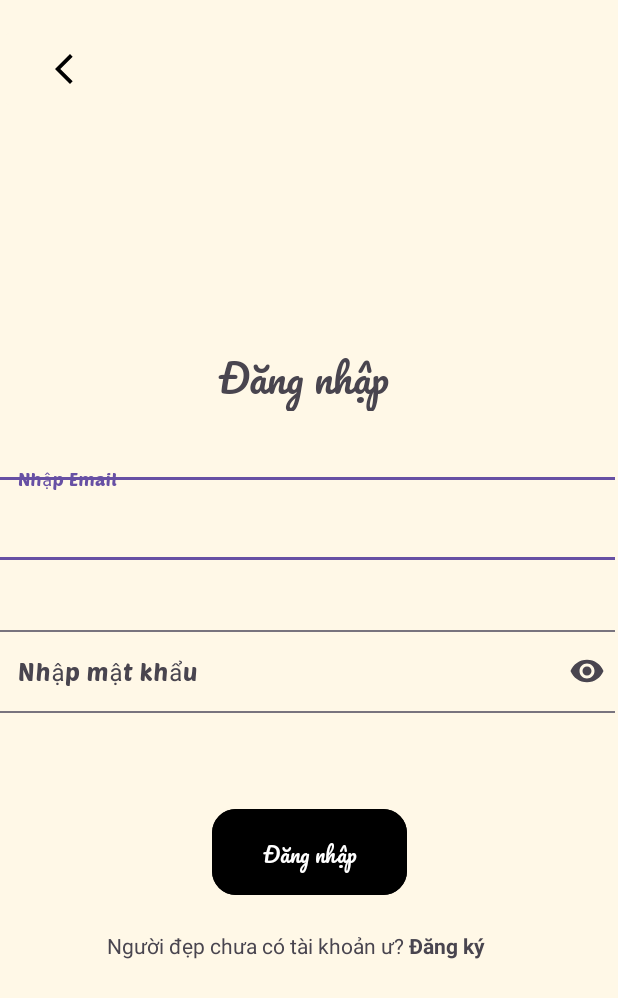
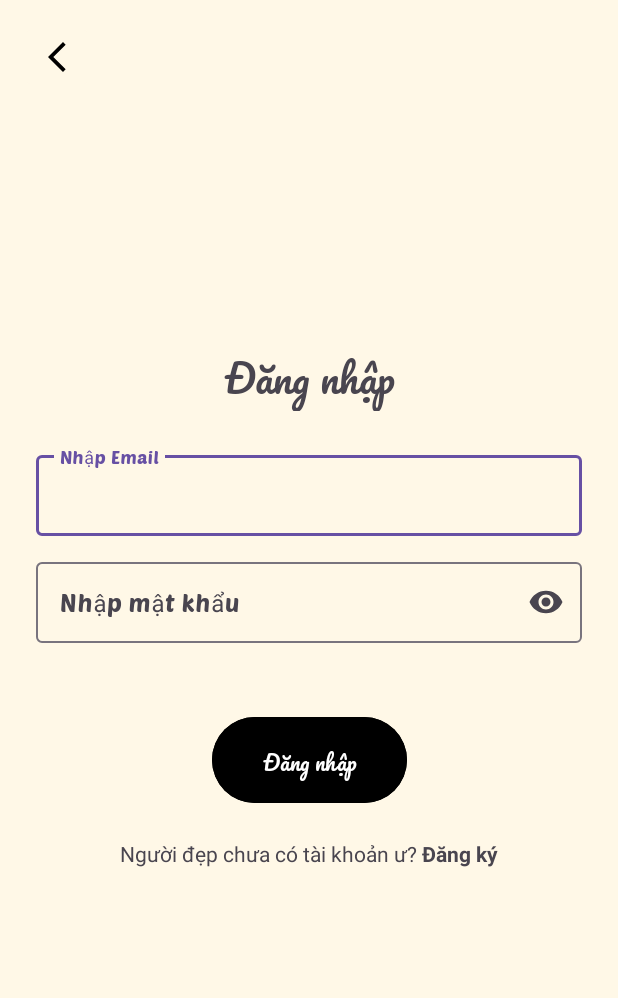
Before and after one commit to Deapo/TuThien, an Android app: the LoginActivity screen opened directly, with no data from a screen before it, on a phone screen of 412 x 824 dp. Shown: the top 998 px of the screen. Run offline under Robolectric (Android 15) with nearby library versions, the phone set to English and light mode, and no system bars; 1 statement that could not run was skipped.

Commit message:
Update login_screen.xml

```diff
--- a/app/src/main/res/layout/login_screen.xml
+++ b/app/src/main/res/layout/login_screen.xml
@@ -4,20 +4,16 @@
     xmlns:tools="http://schemas.android.com/tools"
     android:layout_width="match_parent"
     android:layout_height="match_parent"
-    android:background="@color/brownV1"
-    android:id="@+id/linkLogin">
-
+    android:background="@color/brownV1">
 
     <ImageButton
         android:id="@+id/arrowBack"
-        android:layout_width="85dp"
-        android:layout_height="60dp"
-        android:layout_marginTop="16dp"
+        android:layout_width="48dp"
+        android:layout_height="48dp"
+        android:layout_marginTop="14dp"
+        android:layout_marginStart="14dp"
         android:backgroundTint="@color/brownV1"
-
         android:src="@drawable/arrow_back_ios"
-        app:layout_constraintEnd_toEndOf="parent"
-        app:layout_constraintHorizontal_bias="0.0"
         app:layout_constraintStart_toStartOf="parent"
         app:layout_constraintTop_toTopOf="parent" />
 
@@ -28,10 +24,9 @@
         android:layout_marginTop="224dp"
         android:text="Đăng nhập"
         android:textAlignment="center"
-        android:textSize="26sp"
+        android:textSize="26dp"
         android:fontFamily="@font/pacifico_regular"
         app:layout_constraintEnd_toEndOf="parent"
-        app:layout_constraintHorizontal_bias="0.487"
         app:layout_constraintStart_toStartOf="parent"
         app:layout_constraintTop_toTopOf="parent" />
 
@@ -39,50 +34,44 @@
     <com.google.android.material.textfield.TextInputLayout
         android:id="@+id/textInputEmail"
         style="@style/Widget.MaterialComponents.TextInputLayout.OutlinedBox"
-        android:layout_width="410dp"
-        android:layout_height="90dp"
+        android:layout_width="0dp"
+        android:layout_height="wrap_content"
+        android:layout_marginStart="24dp"
         android:layout_marginTop="24dp"
-        android:gravity="center"
+        android:layout_marginEnd="24dp"
         android:hint="Nhập Email"
         app:layout_constraintEnd_toEndOf="parent"
-        app:layout_constraintHorizontal_bias="0.0"
         app:layout_constraintStart_toStartOf="parent"
         app:layout_constraintTop_toBottomOf="@+id/login">
 
         <com.google.android.material.textfield.TextInputEditText
             android:id="@+id/editTextEmail"
-            android:layout_width="420dp"
-            android:layout_height="55dp"
-            android:layout_marginTop="284dp"
+            android:layout_width="match_parent"
+            android:layout_height="wrap_content"
             android:fontFamily="@font/poetsenone_regular"
-            android:inputType="textEmailAddress"
-            app:layout_constraintEnd_toEndOf="parent"
-            app:layout_constraintHorizontal_bias="0.0"
-            app:layout_constraintStart_toStartOf="parent"
-            app:layout_constraintTop_toBottomOf="@+id/textInputEmail" />
+            android:inputType="textEmailAddress" />
 
     </com.google.android.material.textfield.TextInputLayout>
 
     <!--    Password-->
     <com.google.android.material.textfield.TextInputLayout
         android:id="@+id/textInputPasswordLayout"
-        android:layout_width="410dp"
-        android:layout_height="90dp"
+        android:layout_width="0dp"
+        android:layout_height="wrap_content"
+        android:layout_marginStart="24dp"
         android:layout_marginTop="12dp"
-        android:gravity="center"
+        android:layout_marginEnd="24dp"
         android:hint="Nhập mật khẩu"
         app:layout_constraintEnd_toEndOf="parent"
-        app:layout_constraintHorizontal_bias="0.0"
         app:layout_constraintStart_toStartOf="parent"
         app:layout_constraintTop_toBottomOf="@+id/textInputEmail"
         app:endIconMode="password_toggle">
 
         <com.google.android.material.textfield.TextInputEditText
             android:id="@+id/editTextPassword"
-            android:layout_width="420dp"
-            android:layout_height="55dp"
+            android:layout_width="match_parent"
+            android:layout_height="wrap_content"
             android:fontFamily="@font/poetsenone_regular"
-            android:layout_marginTop="284dp"
             android:inputType="textPassword" />
     </com.google.android.material.textfield.TextInputLayout>
 
@@ -94,21 +83,18 @@
         android:backgroundTint="@color/black"
         android:fontFamily="@font/pacifico_regular"
         android:text="Đăng nhập"
-
         android:textColor="@color/white"
         app:layout_constraintEnd_toEndOf="parent"
-        app:layout_constraintHorizontal_bias="0.501"
         app:layout_constraintStart_toStartOf="parent"
-        app:layout_constraintTop_toBottomOf="@+id/textInputPasswordLayout"
-        app:shapeAppearance="@style/MyCustomButtonShape" />
+        app:layout_constraintTop_toBottomOf="@+id/textInputPasswordLayout" />
 
     <LinearLayout
-        android:id="@+id/navigateToRegister"
-        android:layout_width="307dp"
-        android:layout_height="66dp"
+        android:id="@+id/textlinkRegister"
+        android:layout_width="wrap_content"
+        android:layout_height="wrap_content"
         android:layout_marginTop="20dp"
+        android:orientation="horizontal"
         app:layout_constraintEnd_toEndOf="parent"
-        app:layout_constraintHorizontal_bias="0.684"
         app:layout_constraintStart_toStartOf="parent"
         app:layout_constraintTop_toBottomOf="@+id/materialButton">
 
@@ -116,20 +102,14 @@
             android:id="@+id/textToNavigateRegister"
             android:layout_width="wrap_content"
             android:layout_height="wrap_content"
-            android:text="Người đẹp chưa có tài khoản ư? "
-            tools:layout_editor_absoluteX="107dp"
-            tools:layout_editor_absoluteY="649dp" />
+            android:text="Người đẹp chưa có tài khoản ư? " />
 
         <TextView
-            android:id="@+id/linkRegister"
-            android:layout_width="198dp"
-            android:layout_height="match_parent"
-            android:clickable="true"
-            android:focusable="true"
-            android:onClick="navigateToRegisterScreen"
+            android:layout_width="wrap_content"
+            android:layout_height="wrap_content"
             android:text="Đăng ký"
             android:textStyle="bold" />
+
     </LinearLayout>
 
-
 </androidx.constraintlayout.widget.ConstraintLayout>
```
